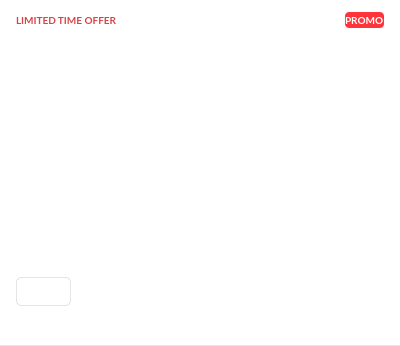
Qt form src/MEGASync/gui/linux/NotificationItem.ui (meganz/MEGAsync) before a commit.
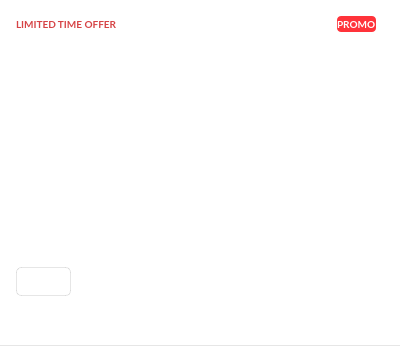
The same form after that commit. Icons and pictures are not drawn. Custom widgets are drawn as their Qt base class.

The edit to the form file:
```diff
--- a/src/MEGASync/gui/linux/NotificationItem.ui
+++ b/src/MEGASync/gui/linux/NotificationItem.ui
@@ -18,14 +18,14 @@
   </property>
   <property name="minimumSize">
    <size>
-    <width>400</width>
+    <width>0</width>
     <height>0</height>
    </size>
   </property>
   <property name="maximumSize">
    <size>
-    <width>400</width>
-    <height>346</height>
+    <width>16777215</width>
+    <height>16777215</height>
    </size>
   </property>
   <property name="cursor">
@@ -120,7 +120,7 @@
    <item>
     <widget class="QWidget" name="wContainer" native="true">
      <property name="sizePolicy">
-      <sizepolicy hsizetype="Preferred" vsizetype="Preferred">
+      <sizepolicy hsizetype="Expanding" vsizetype="Preferred">
        <horstretch>0</horstretch>
        <verstretch>0</verstretch>
       </sizepolicy>
@@ -159,11 +159,23 @@
       <item>
        <widget class="QWidget" name="wVerticalHeader" native="true">
         <property name="sizePolicy">
-         <sizepolicy hsizetype="Preferred" vsizetype="Fixed">
+         <sizepolicy hsizetype="Expanding" vsizetype="Fixed">
           <horstretch>0</horstretch>
           <verstretch>0</verstretch>
          </sizepolicy>
         </property>
+        <property name="minimumSize">
+         <size>
+          <width>368</width>
+          <height>0</height>
+         </size>
+        </property>
+        <property name="maximumSize">
+         <size>
+          <width>368</width>
+          <height>16777215</height>
+         </size>
+        </property>
         <layout class="QVBoxLayout" name="verticalLayout_3">
          <property name="spacing">
           <number>8</number>
@@ -175,7 +187,7 @@
           <number>0</number>
          </property>
          <property name="rightMargin">
-          <number>0</number>
+          <number>8</number>
          </property>
          <property name="bottomMargin">
           <number>0</number>
@@ -183,7 +195,7 @@
          <item>
           <widget class="QWidget" name="wHeader" native="true">
            <property name="sizePolicy">
-            <sizepolicy hsizetype="Preferred" vsizetype="Fixed">
+            <sizepolicy hsizetype="Expanding" vsizetype="Fixed">
              <horstretch>0</horstretch>
              <verstretch>0</verstretch>
             </sizepolicy>
@@ -200,7 +212,7 @@
              <height>16</height>
             </size>
            </property>
-           <layout class="QHBoxLayout" name="horizontalLayout">
+           <layout class="QHBoxLayout" name="horizontalLayout" stretch="0,0,0">
             <property name="spacing">
              <number>0</number>
             </property>
@@ -236,8 +248,8 @@
               </property>
               <property name="sizeHint" stdset="0">
                <size>
-                <width>40</width>
-                <height>20</height>
+                <width>0</width>
+                <height>0</height>
                </size>
               </property>
              </spacer>
@@ -368,15 +380,21 @@
       <item>
        <widget class="QWidget" name="wVerticalContent" native="true">
         <property name="sizePolicy">
-         <sizepolicy hsizetype="Preferred" vsizetype="Fixed">
+         <sizepolicy hsizetype="Expanding" vsizetype="Fixed">
           <horstretch>0</horstretch>
           <verstretch>0</verstretch>
          </sizepolicy>
         </property>
+        <property name="minimumSize">
+         <size>
+          <width>0</width>
+          <height>0</height>
+         </size>
+        </property>
         <property name="maximumSize">
          <size>
           <width>16777215</width>
-          <height>234</height>
+          <height>16777215</height>
          </size>
         </property>
         <layout class="QVBoxLayout" name="vlContent">
@@ -401,14 +419,20 @@
          <item>
           <widget class="QWidget" name="wHorizontalDescription" native="true">
            <property name="sizePolicy">
-            <sizepolicy hsizetype="Preferred" vsizetype="Preferred">
+            <sizepolicy hsizetype="Expanding" vsizetype="Preferred">
              <horstretch>0</horstretch>
              <verstretch>0</verstretch>
             </sizepolicy>
            </property>
+           <property name="minimumSize">
+            <size>
+             <width>368</width>
+             <height>0</height>
+            </size>
+           </property>
            <property name="maximumSize">
             <size>
-             <width>16777215</width>
+             <width>368</width>
              <height>66</height>
             </size>
            </property>
@@ -436,6 +460,12 @@
                 <verstretch>0</verstretch>
                </sizepolicy>
               </property>
+              <property name="minimumSize">
+               <size>
+                <width>0</width>
+                <height>0</height>
+               </size>
+              </property>
               <property name="maximumSize">
                <size>
                 <width>16777215</width>
@@ -486,6 +516,12 @@
          </item>
          <item>
           <widget class="QWidget" name="wDescButton" native="true">
+           <property name="sizePolicy">
+            <sizepolicy hsizetype="Expanding" vsizetype="Preferred">
+             <horstretch>0</horstretch>
+             <verstretch>0</verstretch>
+            </sizepolicy>
+           </property>
            <layout class="QVBoxLayout" name="vblDescButton">
             <property name="spacing">
              <number>12</number>
@@ -508,7 +544,7 @@
             <item>
              <widget class="QLabel" name="lImageLarge">
               <property name="sizePolicy">
-               <sizepolicy hsizetype="Preferred" vsizetype="Preferred">
+               <sizepolicy hsizetype="Expanding" vsizetype="Preferred">
                 <horstretch>0</horstretch>
                 <verstretch>0</verstretch>
                </sizepolicy>
@@ -516,15 +552,15 @@
               <property name="minimumSize">
                <size>
                 <width>0</width>
-                <height>0</height>
-               </size>
-              </property>
-              <property name="maximumSize">
-               <size>
-                <width>368</width>
                 <height>115</height>
                </size>
               </property>
+              <property name="maximumSize">
+               <size>
+                <width>16777215</width>
+                <height>16777215</height>
+               </size>
+              </property>
               <property name="text">
                <string/>
               </property>
@@ -615,6 +651,13 @@
   <zorder>wSeparator</zorder>
   <zorder>wContainer</zorder>
  </widget>
+ <customwidgets>
+  <customwidget>
+   <class>ApiImageLabel</class>
+   <extends>QLabel</extends>
+   <header>ApiImageLabel.h</header>
+  </customwidget>
+ </customwidgets>
  <resources>
   <include location="../Resources_linux.qrc"/>
  </resources>
```
Left out of the diff: 6 changed lines with no effect on the pictures.
